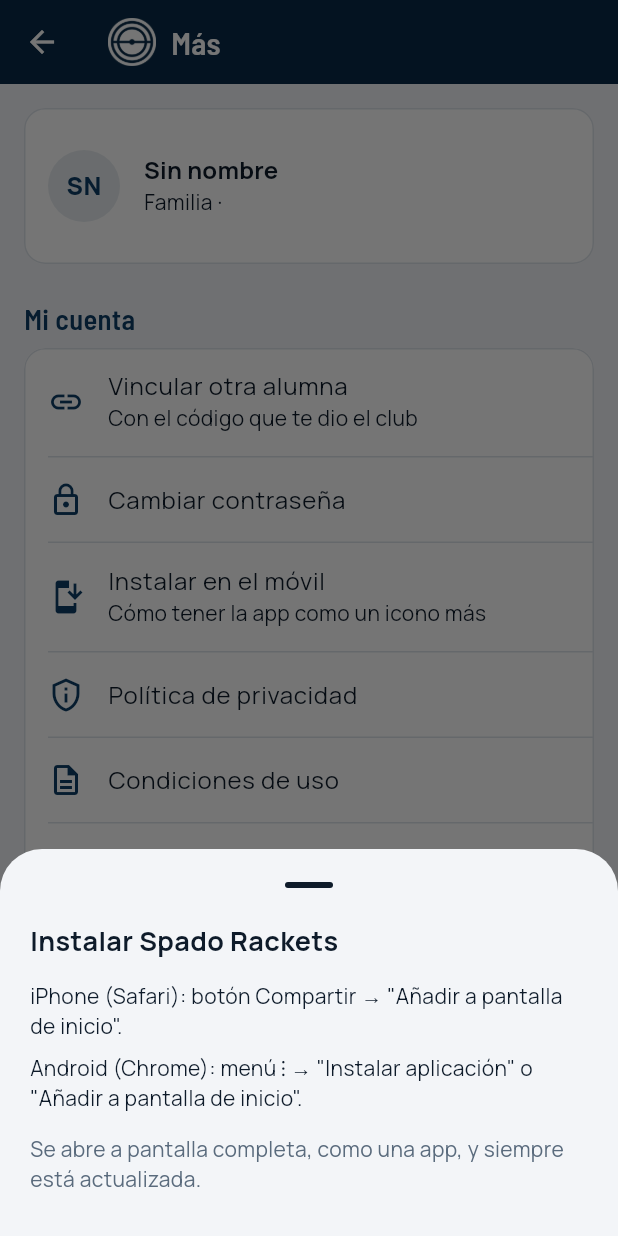
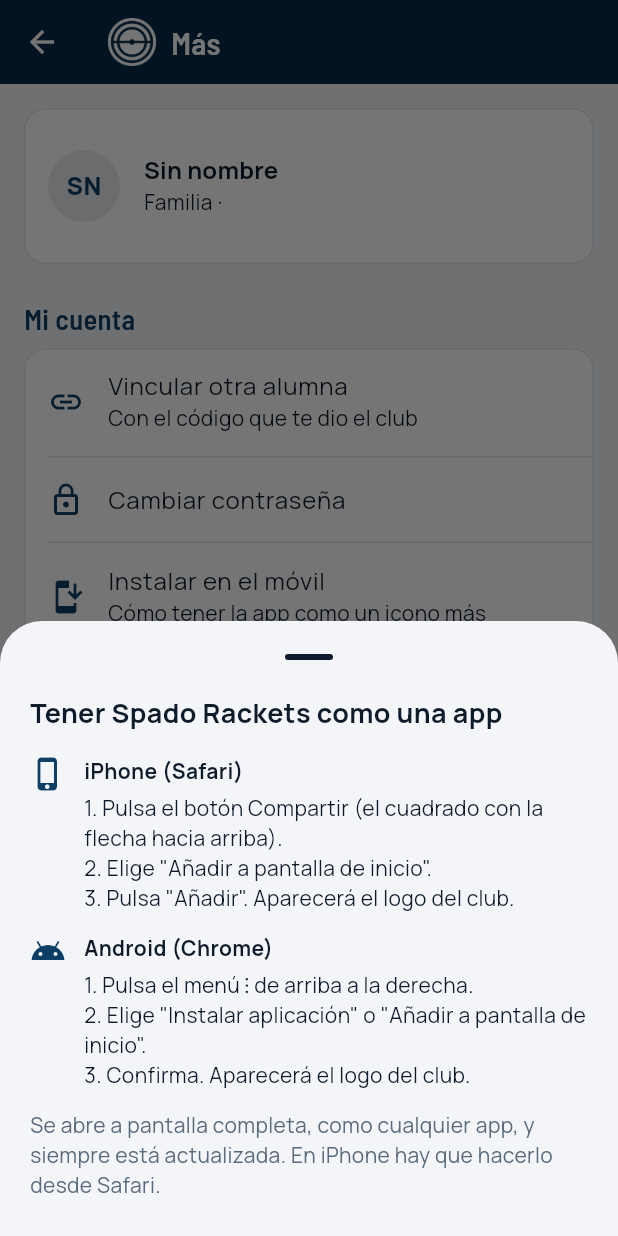
Before and after one commit to yb2ypwpzz9-cmd/https-github.com-nextlevelbuilder-ui-ux-pro-max-skill, a Flutter app: the MasScreen screen opened directly, after a tap on "Instalar en el móvil", on a phone screen of 412 x 824 dp. Run offline on Flutter 3.47's test engine with Material 3 defaults, Android fonts, the phone set to English and light mode, and no system bars; our stand-ins replace cloud_firestore, cloud_functions, file_picker, firebase_auth, firebase_core, firebase_messaging and 4 more; accounts and stored records are empty.

Commit message:
Optimiza para móvil: iconos PWA, manifest, ayuda de instalación en login y Más
Co-Authored-By: Claude Sonnet 5.5 <noreply@anthropic.com>
Claude-Session: https://claude.ai/code/session_01AjzRgQ5b8Xph6EEUpR4ouz

```diff
--- a/spado-rackets-app/lib/screens/auth/login_screen.dart
+++ b/spado-rackets-app/lib/screens/auth/login_screen.dart
@@ -7,6 +7,7 @@ import '../../services/auth_service.dart';
 import '../../theme/app_theme.dart';
 import '../../widgets/club_logo.dart';
 import '../../widgets/common.dart';
+import '../../widgets/instalar_app.dart';
 
 /// Marco de las pantallas de acceso: logo blanco sobre azul y formulario en
 /// una tarjeta.
@@ -57,6 +58,11 @@ class AuthFrame extends StatelessWidget {
                         Wrap(
                           alignment: WrapAlignment.center,
                           children: [
+                            TextButton.icon(
+                              onPressed: () => mostrarInstalarApp(context),
+                              icon: const Icon(Icons.install_mobile, size: 18),
+                              label: const Text('Instalar en el móvil'),
+                            ),
                             TextButton(
                               onPressed: () => context.push('/privacidad'),
                               child: const Text('Política de privacidad'),
--- a/spado-rackets-app/lib/screens/shared/mas_screen.dart
+++ b/spado-rackets-app/lib/screens/shared/mas_screen.dart
@@ -7,6 +7,7 @@ import '../../services/push_service.dart';
 import '../../theme/app_theme.dart';
 import '../../widgets/club_logo.dart';
 import '../../widgets/common.dart';
+import '../../widgets/instalar_app.dart';
 import '../app_shell.dart';
 
 /// Perfil, ajustes y accesos de gestión.
@@ -85,7 +86,7 @@ class MasScreen extends StatelessWidget {
               leading: const Icon(Icons.install_mobile, color: AppColors.navy),
               title: const Text('Instalar en el móvil'),
               subtitle: const Text('Cómo tener la app como un icono más'),
-              onTap: () => _instalar(context),
+              onTap: () => mostrarInstalarApp(context),
             ),
             ListTile(
               leading: const Icon(Icons.privacy_tip_outlined, color: AppColors.navy),
@@ -218,37 +219,6 @@ class MasScreen extends StatelessWidget {
       if (context.mounted) showAppSnackBar(context, e.message, isError: true);
     }
   }
-
-  void _instalar(BuildContext context) {
-    showModalBottomSheet<void>(
-      context: context,
-      builder: (context) => const Padding(
-        padding: EdgeInsets.fromLTRB(20, 0, 20, 28),
-        child: Column(
-          mainAxisSize: MainAxisSize.min,
-          crossAxisAlignment: CrossAxisAlignment.start,
-          children: [
-            Text(
-              'Instalar Spado Rackets',
-              style: TextStyle(fontSize: 18, fontWeight: FontWeight.w700),
-            ),
-            SizedBox(height: 14),
-            Text('iPhone (Safari): botón Compartir → "Añadir a pantalla de '
-                'inicio".'),
-            SizedBox(height: 8),
-            Text('Android (Chrome): menú ⋮ → "Instalar aplicación" o "Añadir '
-                'a pantalla de inicio".'),
-            SizedBox(height: 14),
-            Text(
-              'Se abre a pantalla completa, como una app, y siempre está '
-              'actualizada.',
-              style: TextStyle(color: AppColors.textSecondary),
-            ),
-          ],
-        ),
-      ),
-    );
-  }
 }
 
 class _Enlace extends StatelessWidget {
--- /dev/null
+++ b/spado-rackets-app/lib/widgets/instalar_app.dart
@@ -0,0 +1,80 @@
+import 'package:flutter/material.dart';
+
+import '../theme/app_theme.dart';
+
+/// Hoja con los pasos para guardar la web en la pantalla de inicio del móvil.
+void mostrarInstalarApp(BuildContext context) {
+  showModalBottomSheet<void>(
+    context: context,
+    isScrollControlled: true,
+    showDragHandle: true,
+    builder: (context) => const SafeArea(
+      child: Padding(
+        padding: EdgeInsets.fromLTRB(20, 0, 20, 24),
+        child: Column(
+          mainAxisSize: MainAxisSize.min,
+          crossAxisAlignment: CrossAxisAlignment.start,
+          children: [
+            Text(
+              'Tener Spado Rackets como una app',
+              style: TextStyle(fontSize: 18, fontWeight: FontWeight.w700),
+            ),
+            SizedBox(height: 16),
+            _Paso(
+              icono: Icons.phone_iphone,
+              titulo: 'iPhone (Safari)',
+              texto: '1. Pulsa el botón Compartir (el cuadrado con la flecha '
+                  'hacia arriba).\n'
+                  '2. Elige "Añadir a pantalla de inicio".\n'
+                  '3. Pulsa "Añadir". Aparecerá el logo del club.',
+            ),
+            SizedBox(height: 14),
+            _Paso(
+              icono: Icons.android,
+              titulo: 'Android (Chrome)',
+              texto: '1. Pulsa el menú ⋮ de arriba a la derecha.\n'
+                  '2. Elige "Instalar aplicación" o "Añadir a pantalla de '
+                  'inicio".\n'
+                  '3. Confirma. Aparecerá el logo del club.',
+            ),
+            SizedBox(height: 14),
+            Text(
+              'Se abre a pantalla completa, como cualquier app, y siempre '
+              'está actualizada. En iPhone hay que hacerlo desde Safari.',
+              style: TextStyle(color: AppColors.textSecondary, height: 1.4),
+            ),
+          ],
+        ),
+      ),
+    ),
+  );
+}
+
+class _Paso extends StatelessWidget {
+  const _Paso({required this.icono, required this.titulo, required this.texto});
+  final IconData icono;
+  final String titulo;
+  final String texto;
+
+  @override
+  Widget build(BuildContext context) {
+    return Row(
+      crossAxisAlignment: CrossAxisAlignment.start,
+      children: [
+        Icon(icono, color: AppColors.navy),
+        const SizedBox(width: 12),
+        Expanded(
+          child: Column(
+            crossAxisAlignment: CrossAxisAlignment.start,
+            children: [
+              Text(titulo,
+                  style: const TextStyle(fontWeight: FontWeight.w700)),
+              const SizedBox(height: 4),
+              Text(texto, style: const TextStyle(height: 1.45)),
+            ],
+          ),
+        ),
+      ],
+    );
+  }
+}
```
Also changed, not shown: 8 other files.
